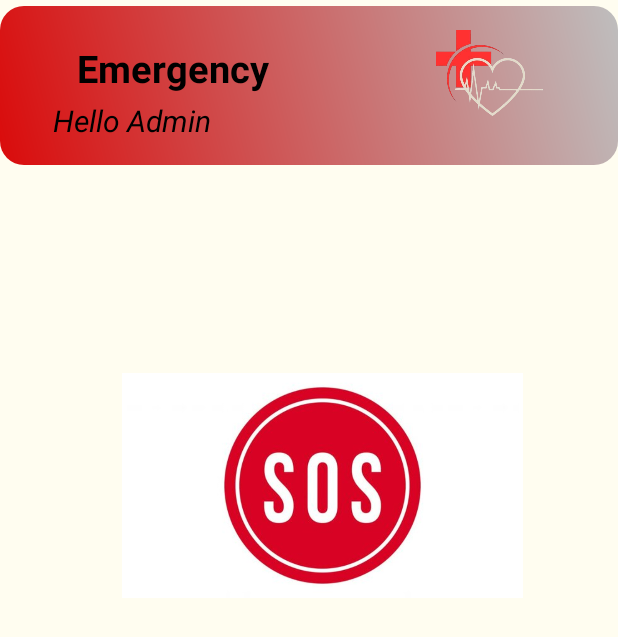
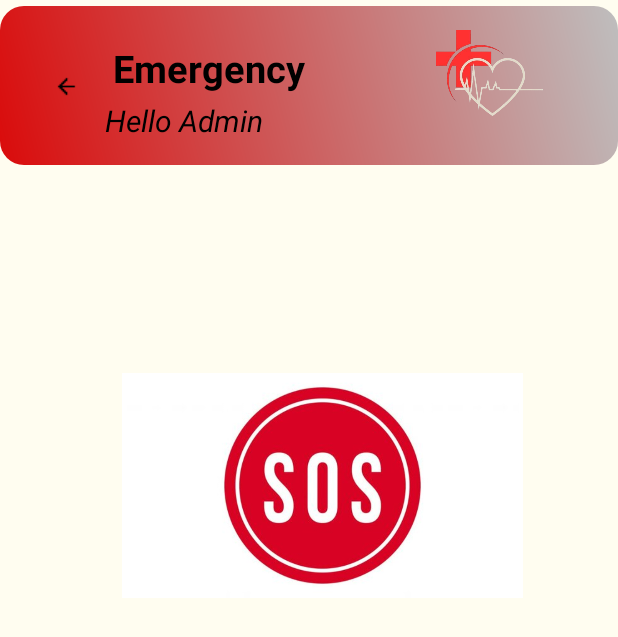
Before and after one commit to donfueg/cc17-3f-negaya, an Android app: the EmergencyActivity screen opened directly, with no data from a screen before it, on a phone screen of 412 x 824 dp. Shown: the top 637 px of the screen. Run offline under Robolectric (Android 15) with nearby library versions, the phone set to English and light mode, and no system bars; Roboto replaces fonts that are not available here.

Commit message:
back button

```diff
--- a/app/build.gradle.kts
+++ b/app/build.gradle.kts
@@ -59,6 +59,7 @@ dependencies {
     implementation(libs.play.services.location)
     implementation(libs.places)
 
+
     // Firebase dependencies
     implementation(libs.firebase.firestore.ktx)
     implementation(libs.firebase.auth.ktx)
@@ -75,4 +76,5 @@ dependencies {
     testImplementation(libs.junit)
     androidTestImplementation(libs.androidx.junit)
     androidTestImplementation(libs.androidx.espresso.core)
+    implementation("com.squareup.okhttp3:okhttp:4.12.0")
 }
--- a/app/src/main/java/com/example/crud2/EmergencyActivity.kt
+++ b/app/src/main/java/com/example/crud2/EmergencyActivity.kt
@@ -22,17 +22,16 @@ class EmergencyActivity : AppCompatActivity() {
             insets
         }
 
-        // Initialize the SOS ImageButton
         val sosButton: ImageButton = findViewById(R.id.sosButton)
-
-        // Set click listener for the ImageButton
         sosButton.setOnClickListener {
-            // Create an Intent to dial 911
             val dialIntent = Intent(Intent.ACTION_DIAL)
             dialIntent.data = Uri.parse("tel:911")
+            startActivity(dialIntent)
+        }
 
-            // Start the dialer
-            startActivity(dialIntent)
+        val backButton = findViewById<ImageButton>(R.id.backButton)
+        backButton.setOnClickListener {
+            onBackPressed()  // or finish()
         }
     }
 }
--- a/app/src/main/res/layout/activity_emergency.xml
+++ b/app/src/main/res/layout/activity_emergency.xml
@@ -1,3 +1,4 @@
+<?xml version="1.0" encoding="utf-8"?>
 <androidx.constraintlayout.widget.ConstraintLayout xmlns:android="http://schemas.android.com/apk/res/android"
     xmlns:app="http://schemas.android.com/apk/res-auto"
     xmlns:tools="http://schemas.android.com/tools"
@@ -19,6 +20,19 @@
         app:layout_constraintStart_toStartOf="parent"
         app:layout_constraintTop_toTopOf="parent">
 
+        <!-- Back Button -->
+        <ImageButton
+            android:id="@+id/backButton"
+            android:layout_width="40dp"
+            android:layout_height="40dp"
+            android:layout_marginStart="8dp"
+            android:background="?attr/selectableItemBackgroundBorderless"
+            android:contentDescription="Back Button"
+            android:src="@drawable/back"
+            app:layout_constraintStart_toStartOf="parent"
+            app:layout_constraintTop_toTopOf="parent"
+            app:layout_constraintBottom_toBottomOf="parent" />
+
         <ImageView
             android:id="@+id/headerImage"
             android:layout_width="103dp"
@@ -39,7 +53,7 @@
             android:textSize="25sp"
             android:textStyle="bold"
             app:layout_constraintEnd_toStartOf="@+id/headerImage"
-            app:layout_constraintStart_toStartOf="parent"
+            app:layout_constraintStart_toEndOf="@+id/backButton"
             app:layout_constraintTop_toTopOf="parent"
             app:layout_constraintWidth_percent="0.5" />
 
@@ -54,7 +68,7 @@
             app:layout_constraintBottom_toBottomOf="parent"
             app:layout_constraintEnd_toStartOf="@+id/headerImage"
             app:layout_constraintHorizontal_bias="0.277"
-            app:layout_constraintStart_toStartOf="parent"
+            app:layout_constraintStart_toEndOf="@+id/backButton"
             app:layout_constraintTop_toBottomOf="@+id/textView4"
             app:layout_constraintWidth_percent="0.5" />
 
```
Also changed, not shown: app/src/main/java/com/example/crud2/ContactActivity.kt (+10 -0 lines), app/src/main/java/com/example/crud2/Map.kt (+97 -4 lines), app/src/main/res/layout/activity_contact.xml (+15 -6 lines), app/src/main/res/layout/activity_map2.xml (+22 -6 lines), app/src/main/res/drawable/back.png (added).
